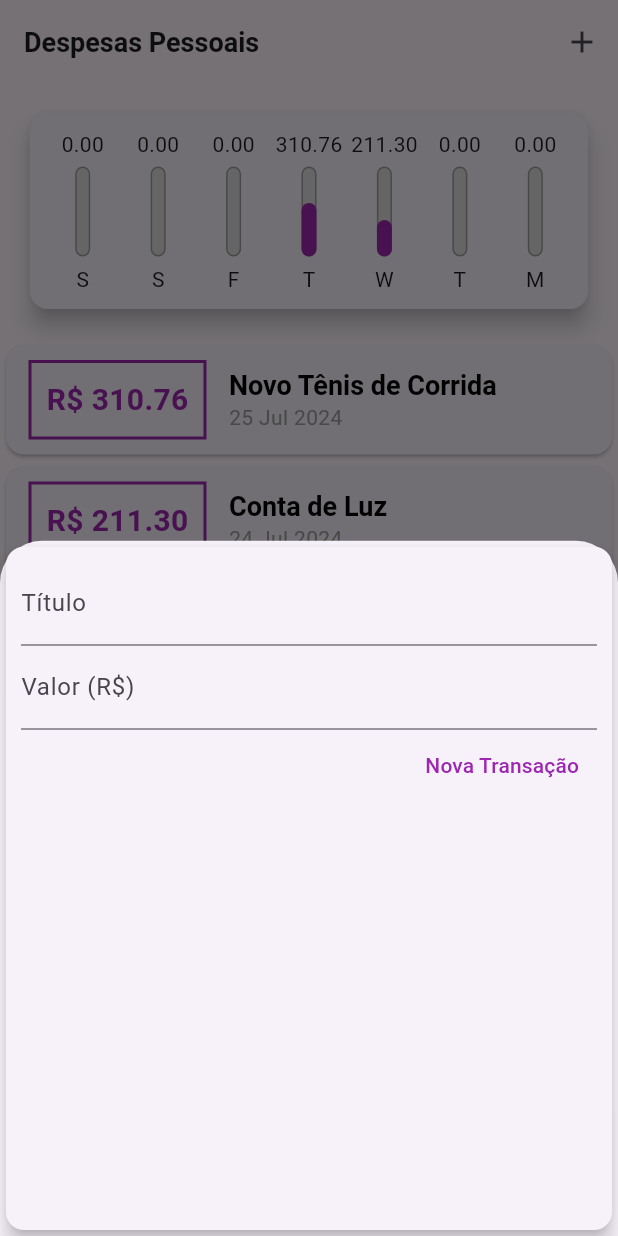
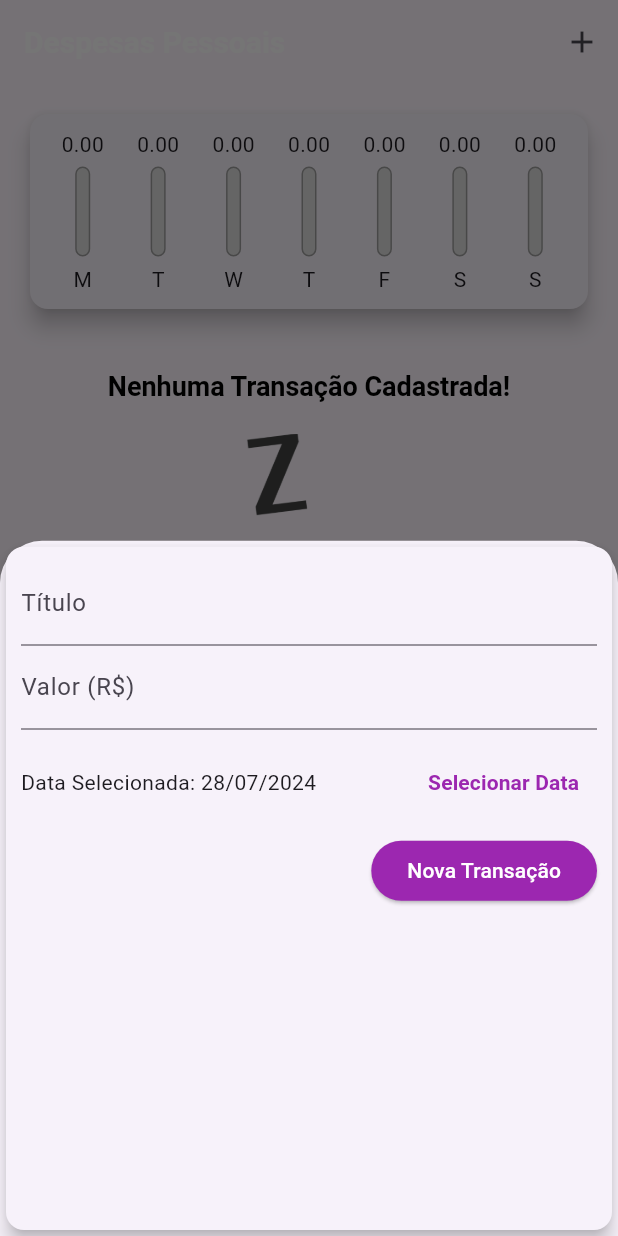
Before and after one commit to elias-ssouza/expenses_1.0, a Flutter app: the screen it shows after launch, after a tap on the "add" icon, on a phone screen of 412 x 824 dp. Run offline on Flutter 3.47's test engine with Material 3 defaults, Android fonts, the phone set to English and light mode, and no system bars; Roboto replaces fonts that are missing (OpenSans).

Commit message:
finalização do chartbar, criação do método de remoção e seleção de data

```diff
--- a/lib/components/chart.dart
+++ b/lib/components/chart.dart
@@ -30,7 +30,7 @@ class Chart extends StatelessWidget {
         'day': DateFormat.E().format(weekDay)[0],
         'value': totalSum,
       };
-    });
+    }).reversed.toList();
   }
 
   double get _weekTotalValue {
@@ -54,7 +54,7 @@ class Chart extends StatelessWidget {
               child: ChartBar(
                 label: tr['day'] as String,
                 value: tr['value'] as double,
-                percentage: (tr['value'] as double) / _weekTotalValue,
+                percentage: _weekTotalValue == 0 ? 0 : (tr['value'] as double) / _weekTotalValue,
               ),
             );
           }).toList(),
--- a/lib/components/chart_bar.dart
+++ b/lib/components/chart_bar.dart
@@ -16,8 +16,11 @@ class ChartBar extends StatelessWidget {
   Widget build(BuildContext context) {
     return Column(
       children: [
-        FittedBox(
-          child: Text('${value!.toStringAsFixed(2)}'),
+        SizedBox(
+          height: 20,
+          child: FittedBox(
+            child: Text('${value!.toStringAsFixed(2)}'),
+          ),
         ),
         const SizedBox(height: 5),
         SizedBox(
--- a/lib/components/transaction_form.dart
+++ b/lib/components/transaction_form.dart
@@ -1,27 +1,46 @@
 import 'package:flutter/material.dart';
+import 'package:intl/intl.dart';
 
 class TransactionForm extends StatefulWidget {
+  final void Function(String, double, DateTime) onSubmit;
 
-  final void Function(String, double) onSubmit;
-
-  TransactionForm(this.onSubmit);
+  const TransactionForm(this.onSubmit, {Key? key}) : super(key: key);
 
   @override
   State<TransactionForm> createState() => _TransactionFormState();
 }
 
 class _TransactionFormState extends State<TransactionForm> {
-  final titleController = TextEditingController();
-  final valueController = TextEditingController();
+  final _titleController = TextEditingController();
+  final _valueController = TextEditingController();
+  DateTime? _selectedDate = DateTime.now();
 
   _submitForm() {
-    final title = titleController.text;
-    final value = double.tryParse(valueController.text) ?? 0.0;
+    final title = _titleController.text;
+    final value = double.tryParse(_valueController.text) ?? 0;
 
-    if(title.isEmpty || value <=0){
+    if (title.isEmpty || value <= 0 || _selectedDate == null) {
       return;
     }
-    widget.onSubmit(title, value);
+
+    widget.onSubmit(title, value, _selectedDate!);
+  }
+
+  _showDatePicker() {
+    showDatePicker(
+      context: context,
+      initialDate: DateTime.now(),
+      firstDate: DateTime(2020),
+      lastDate: DateTime.now(),
+    ).then((pickedDate) {
+      if (pickedDate == null) {
+        return;
+      }
+
+      setState(() {
+        _selectedDate = pickedDate;
+      });
+    });
   }
 
   @override
@@ -31,30 +50,56 @@ class _TransactionFormState extends State<TransactionForm> {
       child: Padding(
         padding: const EdgeInsets.all(10),
         child: Column(
-                  children: <Widget> [
+          children: [
             TextField(
-                      controller: titleController,
-                      onSubmitted: (_) => _submitForm,
-                      decoration: InputDecoration(
-                        labelText: ('Título'),
+              controller: _titleController,
+              onSubmitted: (_) => _submitForm(),
+              decoration: const InputDecoration(
+                labelText: 'Título',
               ),
             ),
             TextField(
-                      controller: valueController,
-                      keyboardType: TextInputType.numberWithOptions(decimal: true),
-                      onSubmitted: (_) => _submitForm,
-                      decoration: InputDecoration(
+              controller: _valueController,
+              keyboardType:
+                  const TextInputType.numberWithOptions(decimal: true),
+              onSubmitted: (_) => _submitForm(),
+              decoration: const InputDecoration(
                 labelText: 'Valor (R\$)',
+              ),
+            ),
+            SizedBox(
+              height: 70,
+              child: Row(
+                children: <Widget>[
+                  Expanded(
+                    child: Text(
+                      _selectedDate == null
+                          ? 'Nenhuma data selecionada!'
+                          : 'Data Selecionada: ${DateFormat('dd/MM/y').format(_selectedDate!)}',
+                    ),
+                  ),
+                  TextButton(
+                    child: const Text(
+                      'Selecionar Data',
+                      style: TextStyle(
+                        fontWeight: FontWeight.bold,
+                      ),
+                    ),
+                    onPressed: _showDatePicker,
+                  )
+                ],
               ),
             ),
                     Row(
               mainAxisAlignment: MainAxisAlignment.end,
-                      children: <Widget> [
-                        TextButton(
+              children: <Widget>[
+                ElevatedButton(
                   onPressed: _submitForm,
-                          child: Text('Nova Transação',
-                          style: TextStyle(color: Colors.purple),
+                  child: Text(
+                    'Nova Transação',
+                    style: TextStyle(color: Colors.white),
                             ),
+                            style: ElevatedButton.styleFrom(backgroundColor: Colors.purple),
                 ),
               ],
             ),
--- a/lib/components/transaction_list.dart
+++ b/lib/components/transaction_list.dart
@@ -4,8 +4,9 @@ import 'package:intl/intl.dart';
 
 class TransactionList extends StatelessWidget {
   final List<Transaction> transactions;
+  final void Function(String) onRemove;
 
-  const TransactionList(this.transactions, {Key? key}) : super(key: key);
+  const TransactionList(this.transactions, this.onRemove);
 
   @override
   Widget build(BuildContext context) {
@@ -34,49 +35,38 @@ class TransactionList extends StatelessWidget {
               itemBuilder: (ctx, index) {
                 final tr = transactions[index];
                 return Card(
-                  child: Row(
-                    children: [
-                      Container(
-                        margin: const EdgeInsets.symmetric(
-                          horizontal: 15,
-                          vertical: 10,
-                        ),
-                        decoration: BoxDecoration(
-                          border: Border.all(
-                            color: Theme.of(context).colorScheme.primary,
-                            width: 2,
+                  elevation: 5,
+                  margin: EdgeInsets.symmetric(
+                    vertical: 8,
+                    horizontal: 5,
+                  ),
+                  child: ListTile(
+                    leading: CircleAvatar(
+                      backgroundColor: Colors.purple,
+                      radius: 30,
+                      child: Padding(
+                        padding: const EdgeInsets.all(6.0),
+                        child: FittedBox(
+                          child: Text('${tr.value.toStringAsFixed(2)}',
+                          style: TextStyle(color: Colors.grey[100]),
                           ),
-                        ),
-                        padding: const EdgeInsets.all(10),
-                        child: Text(
-                          'R\$ ${tr.value.toStringAsFixed(2)}',
-                          style: TextStyle(
-                            fontWeight: FontWeight.bold,
-                            fontSize: 20,
-                            color: Theme.of(context).colorScheme.primary,
                           ),
-                        ),
                       ),
-                      Column(
-                        crossAxisAlignment: CrossAxisAlignment.start,
-                        children: [
-                          Text(
-                            tr.title,
-                            style: Theme.of(context).textTheme.titleLarge,
-                          ),
-                          Text(
-                            DateFormat('d MMM y').format(tr.date),
-                            style: const TextStyle(
-                              color: Colors.grey,
-                            ),
-                          ),
-                        ],
+                    ),
+                    title: Text(tr.title,
+                    style: Theme.of(context).textTheme.titleLarge,
+                    ),
+                    subtitle: Text(
+                      DateFormat('d MMM y').format(tr.date),
+                    ),
+                    trailing: IconButton(
+                      onPressed: () => onRemove(tr.id),
+                      icon: const Icon(Icons.delete),
+                      color: Theme.of(context).colorScheme.error,
                       ),
-                    ],
                   ),
                 );
-              },
-            ),
+  }),
     );
   }
 }
--- a/lib/main.dart
+++ b/lib/main.dart
@@ -28,13 +28,13 @@ class ExpensesApp extends StatelessWidget {
             color: Colors.black,
           ),
         ),
-//        appBarTheme: const AppBarTheme(
-//          titleTextStyle: TextStyle(
-//            fontFamily: 'OpenSans',
-//            fontSize: 20,
-//            fontWeight: FontWeight.bold,
-//          ),
-//        ),
+        appBarTheme: const AppBarTheme(
+          titleTextStyle: TextStyle(
+            fontFamily: 'OpenSans',
+            fontSize: 20,
+            fontWeight: FontWeight.bold,
+          ),
+        ),
       ),
     );
   }
@@ -48,20 +48,7 @@ class MyHomePage extends StatefulWidget {
 }
 
 class _MyHomePageState extends State<MyHomePage> {
-  final List<Transaction> _transactions = [
-     Transaction(
-       id: 't1',
-       title: 'Novo Tênis de Corrida',
-       value: 310.76,
-       date: DateTime.now().subtract(Duration(days: 3)),
-     ),
-     Transaction(
-       id: 't2',
-       title: 'Conta de Luz',
-       value: 211.30,
-       date: DateTime.now().subtract(Duration(days: 4)),
-     ),
-  ];
+  final List<Transaction> _transactions = [];
 
   List<Transaction> get _recentTransactions{
     return _transactions.where((tr) {
@@ -69,12 +56,12 @@ class _MyHomePageState extends State<MyHomePage> {
     }).toList();
   }
 
-  _addTransaction(String title, double value) {
+  _addTransaction(String title, double value, DateTime date) {
     final newTransaction = Transaction(
       id: Random().nextDouble().toString(),
       title: title,
       value: value,
-      date: DateTime.now(),
+      date: date,
     );
 
     setState(() {
@@ -82,6 +69,12 @@ class _MyHomePageState extends State<MyHomePage> {
     });
 
     Navigator.of(context).pop();
+  }
+
+  _removeTransaction(String id){
+    setState(() {
+      _transactions.removeWhere((tr) => tr.id == id);
+    });
   }
 
   _openTransactionFormModal(BuildContext context) {
@@ -110,12 +103,14 @@ class _MyHomePageState extends State<MyHomePage> {
           crossAxisAlignment: CrossAxisAlignment.stretch,
           children: [
             Chart(_recentTransactions),
-            TransactionList(_transactions),
+            TransactionList(_transactions, _removeTransaction),
           ],
         ),
       ),
       floatingActionButton: FloatingActionButton(
-        child: const Icon(Icons.add),
+        backgroundColor: Colors.purple,
+        child: const Icon(Icons.add,
+        color: Color.fromARGB(255, 225, 224, 224),),
         onPressed: () => _openTransactionFormModal(context),
       ),
       floatingActionButtonLocation: FloatingActionButtonLocation.centerFloat,
```
Lines whose indentation alone changed are shown as unchanged.
